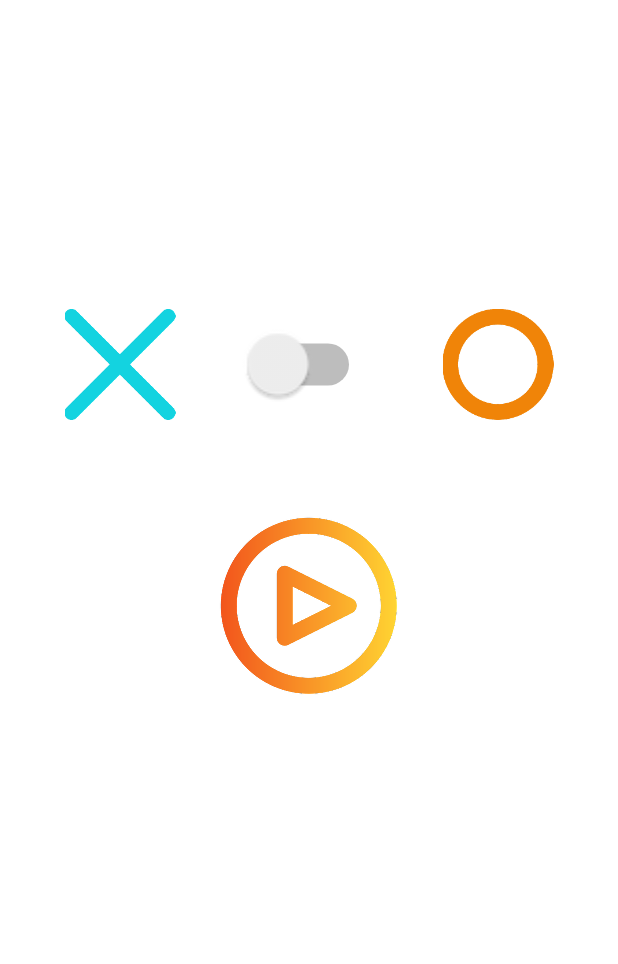
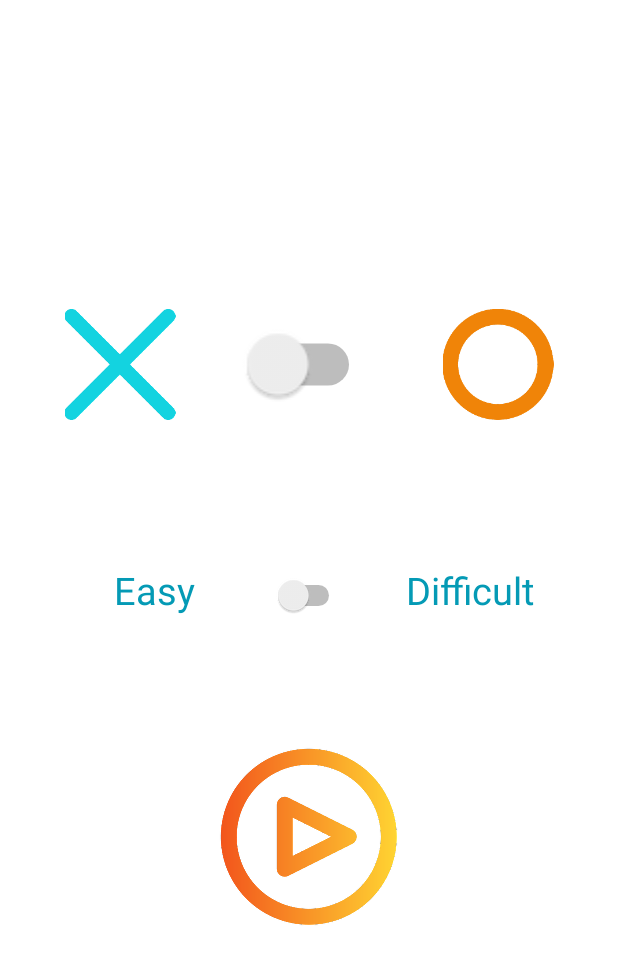
Before and after one commit to chflb/tictoctoe, an Android app: the screen it shows after launch (StartActivity), on a phone screen of 412 x 824 dp. Shown: the top 964 px of the screen. Run offline under Robolectric (Android 15) with nearby library versions, the phone set to English and light mode, and no system bars.

Commit message:
cowm.devsimplified.xo

```diff
--- a/app/src/main/java/com/devsimplified/xo/MainActivity.java
+++ b/app/src/main/java/com/devsimplified/xo/MainActivity.java
@@ -44,6 +44,8 @@ public class MainActivity extends AppCompatActivity {
     private int scorePlayer, scoreComputer;
     private static final String PLAYER_SCORE_KEY = "player_score";
     private static final String COMPUTER_SCORE_KEY = "computer_score";
+    private String selectedOptionLevel;
+
     @Override
     protected void onCreate(Bundle savedInstanceState) {
         super.onCreate(savedInstanceState);
@@ -78,6 +80,7 @@ back.setOnClickListener(new View.OnClickListener() {
         Bundle extras = getIntent().getExtras();
         if (extras != null) {
             selectedOption = extras.getChar("selectedOption");
+            selectedOptionLevel = extras.getString("selectedOptionLevel");
         }
         game = new Game();
         if (savedInstanceState != null) {
@@ -201,10 +204,16 @@ back.setOnClickListener(new View.OnClickListener() {
 
 
     private void computerMove() {
-       // int position = game.getComputerMoveWeakLevel();
-        int position = game.getComputerMoveAdvancedLevel2();
-        game.makeMove(position);
-        Log.d("Computer Move", "Position: " + position);
+        int positionDifficult = game.getComputerMoveAdvancedLevel();
+        int positionEasy = game.getComputerMoveAdvancedLevel2();
+
+        if (selectedOptionLevel.equals("Easy")){
+            game.makeMove(positionEasy);
+        } else if (selectedOptionLevel.equals("Difficult")){
+                game.makeMove(positionDifficult);
+            }
+
+       // Log.d("Computer Move", "Position: " + position);
 
         gameAdapter.notifyDataSetChanged();
         playSound(soundClick);
--- a/app/src/main/java/com/devsimplified/xo/StartActivity.java
+++ b/app/src/main/java/com/devsimplified/xo/StartActivity.java
@@ -15,6 +15,8 @@ public class StartActivity extends AppCompatActivity {
 
     private RadioButton radioButtonX, radioButtonO;
     private Button startButton;
+    private String selectedOptionLevel;
+    char selectedOption;
 
     @SuppressLint("MissingInflatedId")
     @Override
@@ -23,18 +25,24 @@ public class StartActivity extends AppCompatActivity {
         setContentView(R.layout.activity_start);
 
         Switch switchOption = findViewById(R.id.switch_option);
+        Switch switchOptionLevel = findViewById(R.id.switch_option_level);
+
         startButton = findViewById(R.id.start_button);
 
         startButton.setOnClickListener(new View.OnClickListener() {
             @Override
             public void onClick(View v) {
-                char selectedOption;
                 if (switchOption.isChecked()) {
                     selectedOption = 'O';
                 } else {
                     selectedOption = 'X';
                 }
-                startGame(selectedOption);
+                if (switchOptionLevel.isChecked()) {
+                    selectedOptionLevel = "Difficult";
+                } else {
+                    selectedOptionLevel = "Easy";
+                }
+                startGame();
             }
         });
 
@@ -47,10 +55,11 @@ public class StartActivity extends AppCompatActivity {
 
     }
 
-    private void startGame(char selectedOption) {
+    private void startGame() {
         // Start the game with the selected option (X or O)
         Intent intent = new Intent(StartActivity.this, MainActivity.class);
         intent.putExtra("selectedOption", selectedOption);
+        intent.putExtra("selectedOptionLevel", this.selectedOptionLevel);
         startActivity(intent);
         finish();
     }
--- a/app/src/main/res/layout-land/activity_main.xml
+++ b/app/src/main/res/layout-land/activity_main.xml
@@ -6,7 +6,7 @@
     xmlns:app="http://schemas.android.com/apk/res-auto"
     android:orientation="horizontal"
     tools:context="com.devsimplified.xo.MainActivity"
-   >
+    >
 <LinearLayout
     android:layout_width="wrap_content"
     android:layout_height="wrap_content"
@@ -45,7 +45,6 @@
             android:layout_height="40dp"
             android:layout_marginLeft="5dp"
             android:layout_alignBottom="@+id/userLogo"
-            android:layout_marginBottom="8dp"
             android:layout_toRightOf="@+id/userLogo"
             />
     </RelativeLayout>
@@ -187,10 +186,8 @@
         android:layout_width="wrap_content"
         android:layout_height="wrap_content"
         android:layout_gravity="center"
-
         android:background="#fff"
         android:outlineSpotShadowColor="#FF6F00"
-
         app:cardCornerRadius="5dp"
         app:cardElevation="5dp"
         android:id="@+id/card2"
--- a/app/src/main/res/layout-land/activity_start.xml
+++ b/app/src/main/res/layout-land/activity_start.xml
@@ -15,7 +15,6 @@
         android:orientation="horizontal"
         android:layout_marginRight="150dp"
         android:layout_marginLeft="150dp"
-        android:layout_marginTop="40dp"
         android:id="@+id/radioGrp"
         >
 
@@ -38,7 +37,6 @@
 
             android:layout_marginStart="20dp"
             android:layout_marginLeft="99dp"
-            android:layout_marginTop="20dp"
             android:layout_marginEnd="20dp"
             android:layout_marginBottom="20dp"
             android:scaleX="2"
@@ -52,13 +50,60 @@
             android:scaleY=".5"
             android:id="@+id/img2"/>
     </RelativeLayout>
+    <RelativeLayout
+        android:layout_width="wrap_content"
+        android:layout_height="74dp"
+        android:orientation="horizontal"
+        android:id="@+id/level"
+        android:layout_marginRight="280dp"
+        android:layout_marginLeft="280dp"
+        >
+
+
+
+        <TextView
+            android:layout_width="wrap_content"
+            android:layout_height="wrap_content"
+            android:src="@drawable/x_image"
+            android:text="Easy"
+            android:textColor="#049AB5"
+            android:layout_marginLeft="20dp"
+            android:textSize="25sp"
+            android:textStyle="bold"
+            android:layout_alignBottom="@+id/switch_option_level"
+            android:id="@+id/easy"/>
+
+
+        <Switch
+            android:id="@+id/switch_option_level"
+            android:layout_width="wrap_content"
+            android:layout_height="wrap_content"
+            android:layout_centerInParent="true"
+
+            android:layout_marginStart="20dp"
+            android:layout_marginLeft="99dp"
+            android:layout_marginEnd="20dp"
+            android:layout_marginBottom="20dp"
+            android:scaleX="1"
+            android:scaleY="1" />
+        <TextView
+            android:layout_width="wrap_content"
+            android:layout_height="wrap_content"
+            android:text="Difficult"
+            android:textColor="#049AB5"
+            android:textSize="25sp"
+            android:textStyle="bold"
+            android:layout_alignParentRight="true"
+            android:layout_alignBottom="@+id/switch_option_level"
+            android:id="@+id/difficult"/>
+    </RelativeLayout>
     <Button
         android:id="@+id/start_button"
         android:layout_width="wrap_content"
         android:layout_height="wrap_content"
         android:background="@drawable/play"
         android:layout_gravity="center"
-        android:layout_marginTop="40dp"
+        android:layout_marginTop="5dp"
         android:textColor="@color/white"
         android:textStyle="bold"
 
--- a/app/src/main/res/layout/activity_start.xml
+++ b/app/src/main/res/layout/activity_start.xml
@@ -48,6 +48,55 @@ android:layout_centerInParent="true"
             android:layout_alignParentRight="true"
             android:id="@+id/img2"/>
     </RelativeLayout>
+    <RelativeLayout
+        android:layout_width="wrap_content"
+        android:layout_height="74dp"
+        android:layout_marginTop="80dp"
+        android:orientation="horizontal"
+        android:id="@+id/level"
+        android:layout_marginRight="40dp"
+        android:layout_marginLeft="40dp"
+        >
+
+
+
+        <TextView
+            android:layout_width="wrap_content"
+            android:layout_height="wrap_content"
+            android:src="@drawable/x_image"
+android:text="Easy"
+            android:textColor="#049AB5"
+            android:layout_marginLeft="20dp"
+            android:textSize="25sp"
+            android:gravity="right"
+            android:layout_alignBottom="@+id/switch_option_level"
+            android:id="@+id/easy"/>
+
+
+        <Switch
+            android:id="@+id/switch_option_level"
+            android:layout_width="wrap_content"
+            android:layout_height="wrap_content"
+            android:layout_centerInParent="true"
+
+            android:layout_marginStart="20dp"
+            android:layout_marginLeft="99dp"
+            android:layout_marginTop="20dp"
+            android:layout_marginEnd="20dp"
+            android:layout_marginBottom="20dp"
+            android:scaleX="1"
+            android:scaleY="1" />
+        <TextView
+            android:layout_width="wrap_content"
+            android:layout_height="wrap_content"
+          android:text="Difficult"
+            android:textColor="#049AB5"
+            android:gravity="left"
+            android:textSize="25sp"
+            android:layout_alignParentRight="true"
+            android:layout_alignBottom="@+id/switch_option_level"
+            android:id="@+id/difficult"/>
+    </RelativeLayout>
     <Button
         android:id="@+id/start_button"
         android:layout_width="wrap_content"
```
